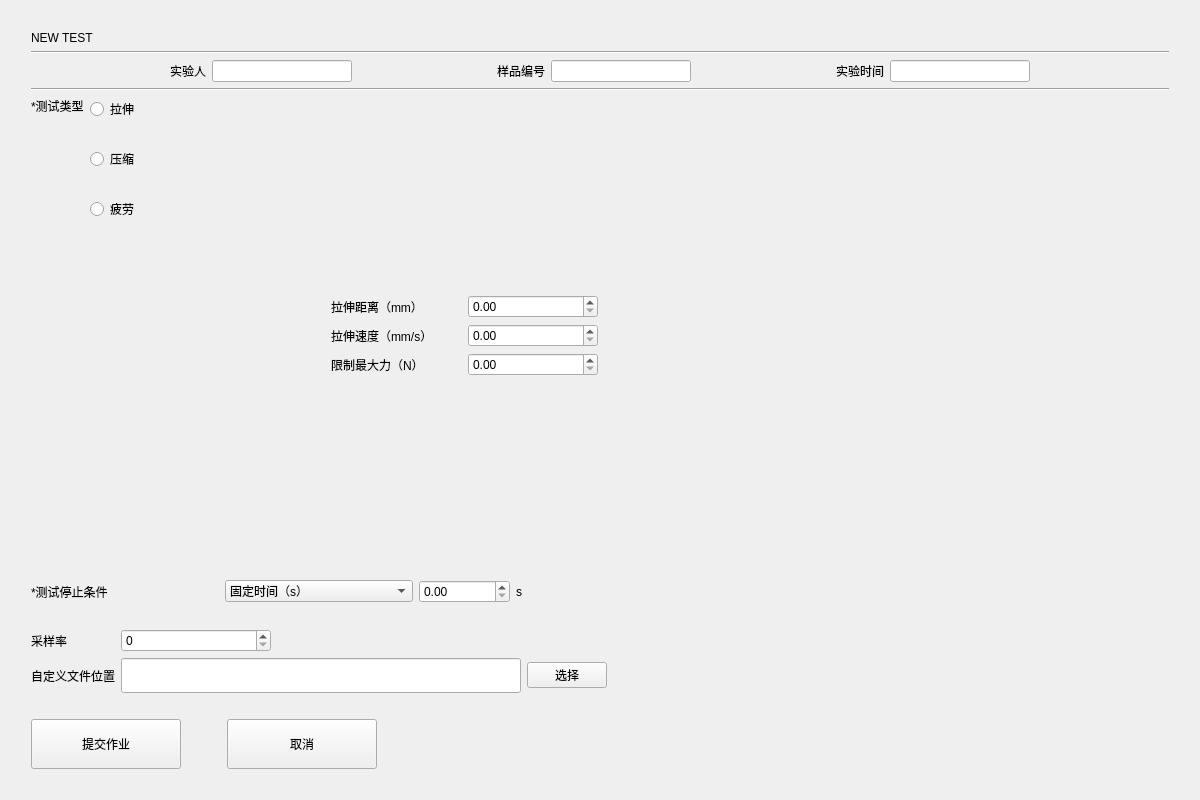
Old version of the form newtestwidget.ui in the repository Mr-tang0/TCP-basedmaterial-tensile-testing-machine-control-system.
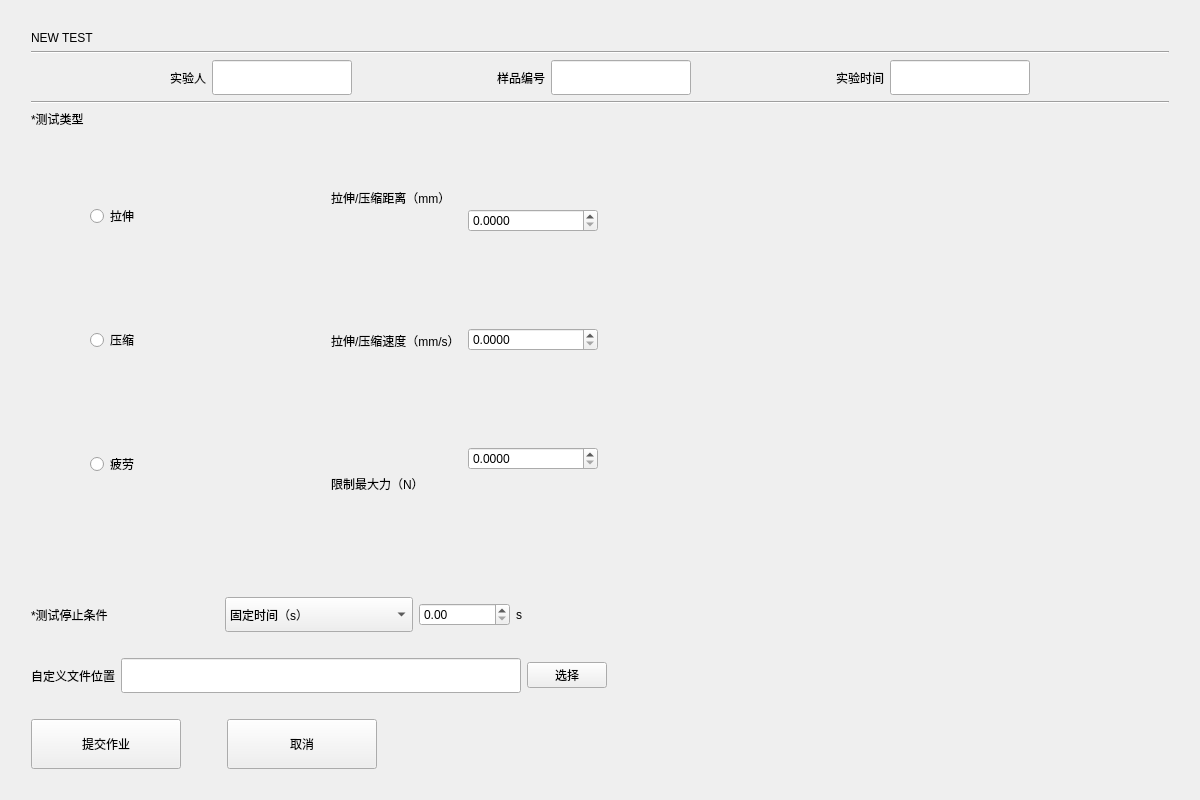
New version of the form. The open tabs and pages were chosen to show the change.

What changed in the file:
```diff
--- a/newtestwidget.ui
+++ b/newtestwidget.ui
@@ -89,7 +89,14 @@
             </widget>
            </item>
            <item>
-            <widget class="QLineEdit" name="lineEdit"/>
+            <widget class="QLineEdit" name="userName_lineEidt">
+             <property name="minimumSize">
+              <size>
+               <width>0</width>
+               <height>35</height>
+              </size>
+             </property>
+            </widget>
            </item>
            <item>
             <spacer name="horizontalSpacer_11">
@@ -112,7 +119,13 @@
             </widget>
            </item>
            <item>
-            <widget class="QLineEdit" name="lineEdit_4">
+            <widget class="QLineEdit" name="number_lineEidt">
+             <property name="minimumSize">
+              <size>
+               <width>0</width>
+               <height>35</height>
+              </size>
+             </property>
              <property name="text">
               <string/>
              </property>
@@ -139,7 +152,14 @@
             </widget>
            </item>
            <item>
-            <widget class="QLineEdit" name="lineEdit_2"/>
+            <widget class="QLineEdit" name="time_lineEidt">
+             <property name="minimumSize">
+              <size>
+               <width>0</width>
+               <height>35</height>
+              </size>
+             </property>
+            </widget>
            </item>
            <item>
             <spacer name="horizontalSpacer_14">
@@ -204,7 +224,20 @@
                    <item>
                     <layout class="QVBoxLayout" name="verticalLayout_7">
                      <item>
-                      <widget class="QRadioButton" name="radioButton">
+                      <spacer name="horizontalSpacer_20">
+                       <property name="orientation">
+                        <enum>Qt::Horizontal</enum>
+                       </property>
+                       <property name="sizeHint" stdset="0">
+                        <size>
+                         <width>40</width>
+                         <height>20</height>
+                        </size>
+                       </property>
+                      </spacer>
+                     </item>
+                     <item>
+                      <widget class="QRadioButton" name="pull_radioButton">
                        <property name="text">
                         <string>拉伸</string>
                        </property>
@@ -224,7 +257,7 @@
                       </spacer>
                      </item>
                      <item>
-                      <widget class="QRadioButton" name="radioButton_2">
+                      <widget class="QRadioButton" name="push_radioButton">
                        <property name="text">
                         <string>压缩</string>
                        </property>
@@ -244,21 +277,21 @@
                       </spacer>
                      </item>
                      <item>
-                      <widget class="QRadioButton" name="radioButton_3">
+                      <widget class="QRadioButton" name="fatigue_radioButton">
                        <property name="text">
                         <string>疲劳</string>
                        </property>
                       </widget>
                      </item>
                      <item>
-                      <spacer name="verticalSpacer_2">
+                      <spacer name="horizontalSpacer_21">
                        <property name="orientation">
-                        <enum>Qt::Vertical</enum>
+                        <enum>Qt::Horizontal</enum>
                        </property>
                        <property name="sizeHint" stdset="0">
                         <size>
-                         <width>20</width>
-                         <height>40</height>
+                         <width>40</width>
+                         <height>20</height>
                         </size>
                        </property>
                       </spacer>
@@ -281,12 +314,12 @@
                   </layout>
                  </item>
                  <item>
-                  <widget class="QStackedWidget" name="stackedWidget">
+                  <widget class="QStackedWidget" name="testTypeManu_stackedWidget">
                    <property name="styleSheet">
                     <string notr="true"/>
                    </property>
                    <property name="currentIndex">
-                    <number>2</number>
+                    <number>0</number>
                    </property>
                    <widget class="QWidget" name="page">
                     <layout class="QGridLayout" name="gridLayout">
@@ -294,20 +327,59 @@
                       <layout class="QHBoxLayout" name="horizontalLayout_2">
                        <item>
                         <layout class="QVBoxLayout" name="verticalLayout">
+                         <item>
+                          <spacer name="horizontalSpacer_22">
+                           <property name="orientation">
+                            <enum>Qt::Horizontal</enum>
+                           </property>
+                           <property name="sizeHint" stdset="0">
+                            <size>
+                             <width>40</width>
+                             <height>20</height>
+                            </size>
+                           </property>
+                          </spacer>
+                         </item>
                          <item>
                           <widget class="QLabel" name="label_8">
                            <property name="text">
-                            <string>拉伸距离（mm）</string>
+                            <string>拉伸/压缩距离（mm）</string>
                            </property>
                           </widget>
                          </item>
+                         <item>
+                          <spacer name="horizontalSpacer_16">
+                           <property name="orientation">
+                            <enum>Qt::Horizontal</enum>
+                           </property>
+                           <property name="sizeHint" stdset="0">
+                            <size>
+                             <width>40</width>
+                             <height>20</height>
+                            </size>
+                           </property>
+                          </spacer>
+                         </item>
                          <item>
                           <widget class="QLabel" name="label_9">
                            <property name="text">
-                            <string>拉伸速度（mm/s）</string>
+                            <string>拉伸/压缩速度（mm/s）</string>
                            </property>
                           </widget>
                          </item>
+                         <item>
+                          <spacer name="horizontalSpacer_17">
+                           <property name="orientation">
+                            <enum>Qt::Horizontal</enum>
+                           </property>
+                           <property name="sizeHint" stdset="0">
+                            <size>
+                             <width>40</width>
+                             <height>20</height>
+                            </size>
+                           </property>
+                          </spacer>
+                         </item>
                          <item>
                           <widget class="QLabel" name="label_10">
                            <property name="text">
@@ -315,64 +387,95 @@
                            </property>
                           </widget>
                          </item>
+                         <item>
+                          <spacer name="horizontalSpacer_23">
+                           <property name="orientation">
+                            <enum>Qt::Horizontal</enum>
+                           </property>
+                           <property name="sizeHint" stdset="0">
+                            <size>
+                             <width>40</width>
+                             <height>20</height>
+                            </size>
+                           </property>
+                          </spacer>
+                         </item>
                         </layout>
                        </item>
                        <item>
                         <layout class="QVBoxLayout" name="verticalLayout_2">
                          <item>
-                          <widget class="QDoubleSpinBox" name="doubleSpinBox"/>
+                          <spacer name="horizontalSpacer_25">
+                           <property name="orientation">
+                            <enum>Qt::Horizontal</enum>
+                           </property>
+                           <property name="sizeHint" stdset="0">
+                            <size>
+                             <width>40</width>
+                             <height>20</height>
+                            </size>
+                           </property>
+                          </spacer>
                          </item>
                          <item>
-                          <widget class="QDoubleSpinBox" name="doubleSpinBox_2"/>
+                          <widget class="QDoubleSpinBox" name="length_doubleSpinBox">
+                           <property name="decimals">
+                            <number>4</number>
+                           </property>
+                          </widget>
                          </item>
                          <item>
-                          <widget class="QDoubleSpinBox" name="doubleSpinBox_3"/>
+                          <spacer name="horizontalSpacer_18">
+                           <property name="orientation">
+                            <enum>Qt::Horizontal</enum>
+                           </property>
+                           <property name="sizeHint" stdset="0">
+                            <size>
+                             <width>40</width>
+                             <height>20</height>
+                            </size>
+                           </property>
+                          </spacer>
                          </item>
-                        </layout>
-                       </item>
-                      </layout>
-                     </item>
-                    </layout>
-                   </widget>
-                   <widget class="QWidget" name="page_2">
-                    <layout class="QGridLayout" name="gridLayout_2">
-                     <item row="0" column="0">
-                      <layout class="QHBoxLayout" name="horizontalLayout_3">
-                       <item>
-                        <layout class="QVBoxLayout" name="verticalLayout_3">
                          <item>
-                          <widget class="QLabel" name="label_13">
-                           <property name="text">
-                            <string>压缩距离（mm）</string>
+                          <widget class="QDoubleSpinBox" name="speed_doubleSpinBox_2">
+                           <property name="decimals">
+                            <number>4</number>
                            </property>
                           </widget>
                          </item>
                          <item>
-                          <widget class="QLabel" name="label_12">
-                           <property name="text">
-                            <string>压缩速度（mm/s）</string>
+                          <spacer name="horizontalSpacer_19">
+                           <property name="orientation">
+                            <enum>Qt::Horizontal</enum>
                            </property>
-                          </widget>
+                           <property name="sizeHint" stdset="0">
+                            <size>
+                             <width>40</width>
+                             <height>20</height>
+                            </size>
+                           </property>
+                          </spacer>
                          </item>
                          <item>
-                          <widget class="QLabel" name="label_11">
-                           <property name="text">
-                            <string>限制最大力（N）</string>
+                          <widget class="QDoubleSpinBox" name="force_doubleSpinBox_3">
+                           <property name="decimals">
+                            <number>4</number>
                            </property>
                           </widget>
                          </item>
-                        </layout>
-                       </item>
-                       <item>
-                        <layout class="QVBoxLayout" name="verticalLayout_4">
                          <item>
-                          <widget class="QDoubleSpinBox" name="doubleSpinBox_5"/>
-                         </item>
-                         <item>
-                          <widget class="QDoubleSpinBox" name="doubleSpinBox_6"/>
-                         </item>
-                         <item>
-                          <widget class="QDoubleSpinBox" name="doubleSpinBox_4"/>
+                          <spacer name="horizontalSpacer_24">
+                           <property name="orientation">
+                            <enum>Qt::Horizontal</enum>
+                           </property>
+                           <property name="sizeHint" stdset="0">
+                            <size>
+                             <width>40</width>
+                             <height>20</height>
+                            </size>
+                           </property>
+                          </spacer>
                          </item>
                         </layout>
                        </item>
@@ -433,7 +536,7 @@
                        <item>
                         <layout class="QVBoxLayout" name="verticalLayout_5">
                          <item>
-                          <widget class="QComboBox" name="comboBox_2">
+                          <widget class="QComboBox" name="waveType_comboBox">
                            <item>
                             <property name="text">
                              <string>正弦波</string>
@@ -452,43 +555,43 @@
                           </widget>
                          </item>
                          <item>
-                          <widget class="QDoubleSpinBox" name="doubleSpinBox_8"/>
+                          <widget class="QDoubleSpinBox" name="cycleLength_doubleSpinBox_8"/>
                          </item>
                          <item>
-                          <widget class="QDoubleSpinBox" name="doubleSpinBox_9"/>
+                          <widget class="QDoubleSpinBox" name="cicleSpeed_doubleSpinBox_9"/>
                          </item>
                          <item>
-                          <widget class="QDoubleSpinBox" name="doubleSpinBox_10"/>
+                          <widget class="QDoubleSpinBox" name="circleTime_doubleSpinBox_10"/>
                          </item>
                          <item>
-                          <widget class="QDoubleSpinBox" name="doubleSpinBox_11"/>
+                          <widget class="QDoubleSpinBox" name="circleFrequecy_doubleSpinBox_11"/>
                          </item>
                          <item>
-                          <widget class="QSpinBox" name="spinBox"/>
+                          <widget class="QSpinBox" name="circleNumber_spinBox"/>
                          </item>
                         </layout>
                        </item>
                       </layout>
                      </item>
-                     <item row="1" column="0">
-                      <spacer name="horizontalSpacer_15">
-                       <property name="orientation">
-                        <enum>Qt::Horizontal</enum>
-                       </property>
-                       <property name="sizeHint" stdset="0">
-                        <size>
-                         <width>40</width>
-                         <height>20</height>
-                        </size>
-                       </property>
-                      </spacer>
-                     </item>
                     </layout>
                    </widget>
                   </widget>
                  </item>
                 </layout>
                </item>
+               <item>
+                <spacer name="horizontalSpacer_15">
+                 <property name="orientation">
+                  <enum>Qt::Horizontal</enum>
+                 </property>
+                 <property name="sizeHint" stdset="0">
+                  <size>
+                   <width>40</width>
+                   <height>20</height>
+                  </size>
+                 </property>
+                </spacer>
+               </item>
                <item>
                 <layout class="QHBoxLayout" name="horizontalLayout_7">
                  <item>
@@ -499,7 +602,13 @@
                   </widget>
                  </item>
                  <item>
-                  <widget class="QComboBox" name="comboBox">
+                  <widget class="QComboBox" name="stopAction_comboBox">
+                   <property name="minimumSize">
+                    <size>
+                     <width>0</width>
+                     <height>35</height>
+                    </size>
+                   </property>
                    <item>
                     <property name="text">
                      <string>固定时间（s）</string>
@@ -525,10 +634,10 @@
                  <item>
                   <layout class="QHBoxLayout" name="horizontalLayout">
                    <item>
-                    <widget class="QDoubleSpinBox" name="doubleSpinBox_12"/>
+                    <widget class="QDoubleSpinBox" name="stopActionValue_doubleSpinBox_12"/>
                    </item>
                    <item>
-                    <widget class="QLabel" name="label_20">
+                    <widget class="QLabel" name="unit_label">
                      <property name="text">
                       <string>s</string>
                      </property>
@@ -555,38 +664,22 @@
              </item>
              <item>
               <layout class="QGridLayout" name="gridLayout_4">
+               <item row="0" column="2">
+                <widget class="QPushButton" name="chooseFilePath_pushButton">
+                 <property name="text">
+                  <string>选择</string>
+                 </property>
+                </widget>
+               </item>
                <item row="0" column="0">
-                <widget class="QLabel" name="label_21">
-                 <property name="text">
-                  <string>采样率</string>
-                 </property>
-                </widget>
-               </item>
-               <item row="0" column="1">
-                <widget class="QSpinBox" name="spinBox_2">
-                 <property name="minimumSize">
-                  <size>
-                   <width>100</width>
-                   <height>0</height>
-                  </size>
-                 </property>
-                 <property name="maximumSize">
-                  <size>
-                   <width>150</width>
-                   <height>16777215</height>
-                  </size>
-                 </property>
-                </widget>
-               </item>
-               <item row="1" column="0">
                 <widget class="QLabel" name="label_22">
                  <property name="text">
                   <string>自定义文件位置</string>
                  </property>
                 </widget>
                </item>
-               <item row="1" column="1">
-                <widget class="QLineEdit" name="lineEdit_5">
+               <item row="0" column="1">
+                <widget class="QLineEdit" name="filePath_lineEdit">
                  <property name="minimumSize">
                   <size>
                    <width>400</width>
@@ -595,13 +688,6 @@
                  </property>
                 </widget>
                </item>
-               <item row="1" column="2">
-                <widget class="QPushButton" name="pushButton_3">
-                 <property name="text">
-                  <string>选择</string>
-                 </property>
-                </widget>
-               </item>
               </layout>
              </item>
             </layout>
```
